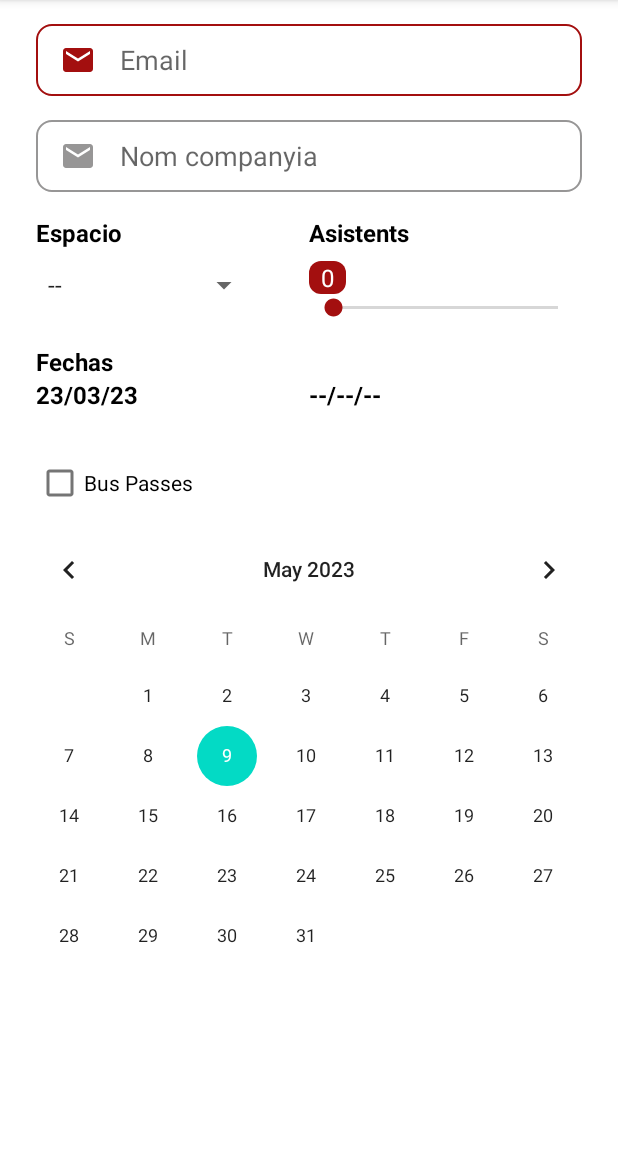
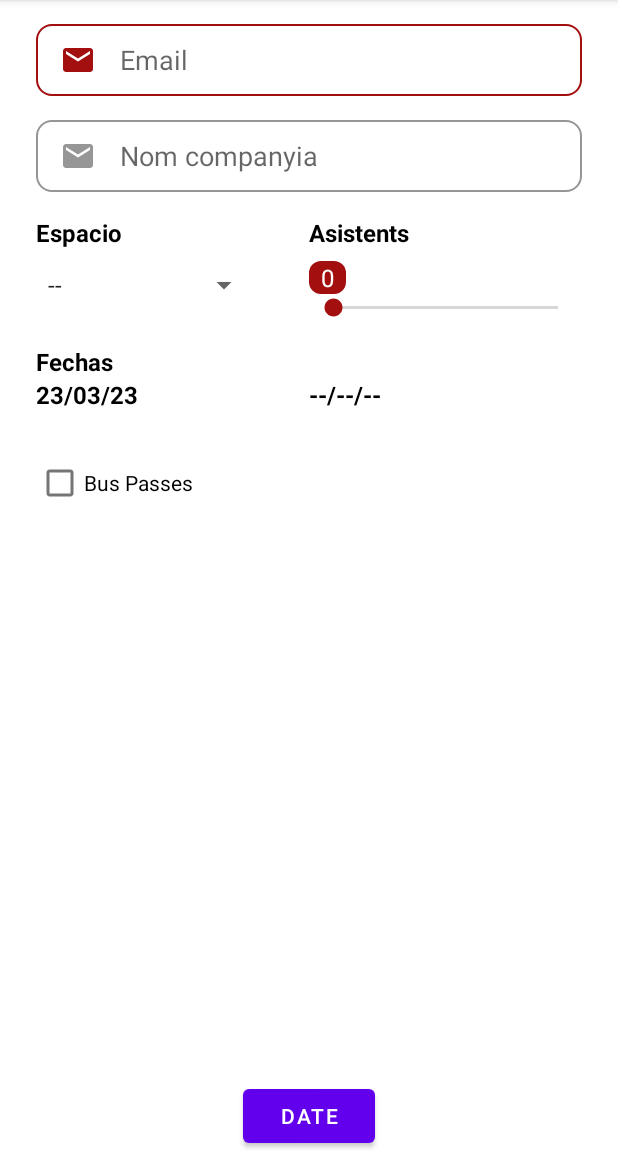
Before and after one commit to s3v268/metropolis-app, an Android app: the FormularioActivity screen opened directly, with no data from a screen before it, on a phone screen of 412 x 824 dp, the part 84-1236 px from its top. Run offline under Robolectric (Android 15) with nearby library versions, the phone set to English and light mode, and no system bars.

Commit message:
Implementado Calendario que permite seleccionar periodos de tiempo

```diff
--- a/app/build.gradle
+++ b/app/build.gradle
@@ -43,4 +43,7 @@ dependencies {
     testImplementation 'junit:junit:4.13.2'
     androidTestImplementation 'androidx.test.ext:junit:1.1.5'
     androidTestImplementation 'androidx.test.espresso:espresso-core:3.5.1'
+
+    //material design calendar
+    implementation("com.google.android.material:material:1.2.0-alpha03")
 }
--- a/app/src/main/AndroidManifest.xml
+++ b/app/src/main/AndroidManifest.xml
@@ -19,9 +19,7 @@
         <activity
             android:name=".espacios.EspaciosActivity"
             android:exported="false" />
-        <activity
-            android:name=".formulario.Formtest"
-            android:exported="false" />
+
         <activity
             android:name=".MainActivity"
             android:exported="true">
--- a/app/src/main/java/com/example/metropolis_app/formulario/FormularioActivity.kt
+++ b/app/src/main/java/com/example/metropolis_app/formulario/FormularioActivity.kt
@@ -8,15 +8,12 @@ import android.os.Bundle
 import android.view.View
 import android.view.animation.AnimationUtils
 import android.widget.ArrayAdapter
-import android.widget.CalendarView
-import android.widget.CheckBox
-import android.widget.DatePicker
-import android.widget.LinearLayout
 import android.widget.SeekBar
 import android.widget.TextView
 import android.widget.Toast
 import com.example.metropolis_app.databinding.ActivityFormularioBinding
 import com.example.metropolis_app.espacios.EspaciosActivity
+import com.google.android.material.datepicker.MaterialDatePicker
 import java.util.Calendar
 
 class FormularioActivity : AppCompatActivity() {
@@ -34,6 +31,26 @@ class FormularioActivity : AppCompatActivity() {
         configureSpinner()
         configureSeekBar()
         configureDatePickerDialog()
+        configureCalendarView()
+        configureMaterialCalendar()
+    }
+
+    private fun configureMaterialCalendar() {
+        val builder = MaterialDatePicker.Builder.dateRangePicker()
+        val now = Calendar.getInstance()
+        builder.setSelection(androidx.core.util.Pair(now.timeInMillis, now.timeInMillis))
+        builder.setTheme(R.style.CustomTheme)
+        val picker = builder.build()
+
+        binding.selectDateBtn.setOnClickListener{
+            picker.show(this.supportFragmentManager!!, picker.toString())
+        }
+
+
+    }
+
+    private fun configureCalendarView() {
+        /*
         val calendarView = findViewById<CalendarView>(R.id.calendarView)
         //calendarView.minDate = System.currentTimeMillis()
         calendarView.setDate(Calendar.getInstance().timeInMillis)
@@ -43,8 +60,7 @@ class FormularioActivity : AppCompatActivity() {
                 Toast.makeText(this, "May 6th is disabled", Toast.LENGTH_SHORT).show()
                 calendarView.setDate(Calendar.getInstance().timeInMillis) // Set the current date as selected
             }
-        }
-
+        }*/
     }
 
 
--- a/app/src/main/res/layout/activity_formulario.xml
+++ b/app/src/main/res/layout/activity_formulario.xml
@@ -7,13 +7,14 @@
     tools:context=".formulario.FormularioActivity">
 
 
-    <CalendarView
-        android:id="@+id/calendarView"
-        android:layout_width="match_parent"
+    <Button
+        android:id="@+id/selectDate_btn"
+        android:layout_width="wrap_content"
         android:layout_height="wrap_content"
-        app:layout_constraintTop_toBottomOf="@+id/linearLayout"
-        tools:layout_editor_absoluteX="16dp" />
-
+        app:layout_constraintBottom_toBottomOf="parent"
+        app:layout_constraintEnd_toEndOf="parent"
+        android:text="DATE"
+        app:layout_constraintStart_toStartOf="parent" />
     <LinearLayout
         android:id="@+id/linearLayout"
         android:layout_width="match_parent"
--- a/app/src/main/res/values/styles.xml
+++ b/app/src/main/res/values/styles.xml
@@ -16,6 +16,19 @@
         <item name="android:colorBackground">@android:color/transparent</item>
     </style>
 
+    <style name="CustomTheme" parent="ThemeOverlay.MaterialComponents.MaterialCalendar">
+        <item name="materialCalendarStyle">@style/CustomCalendar</item>
+    </style>
 
+    <style name="CustomCalendar" parent="Widget.MaterialComponents.MaterialCalendar">
+        <item name="android:layout_width">match_parent</item>
+        <item name="android:layout_height">wrap_content</item>
+        <item name="android:textSize">14sp</item>
+        <item name="android:headerMonthTextAppearance">@style/CustomMonthNavigationButton</item>
+    </style>
+
+    <style name="CustomMonthNavigationButton" parent="Widget.MaterialComponents.MaterialCalendar.MonthNavigationButton">
+        <item name="android:textSize">16sp</item>
+    </style>
 
 </resources>
```
